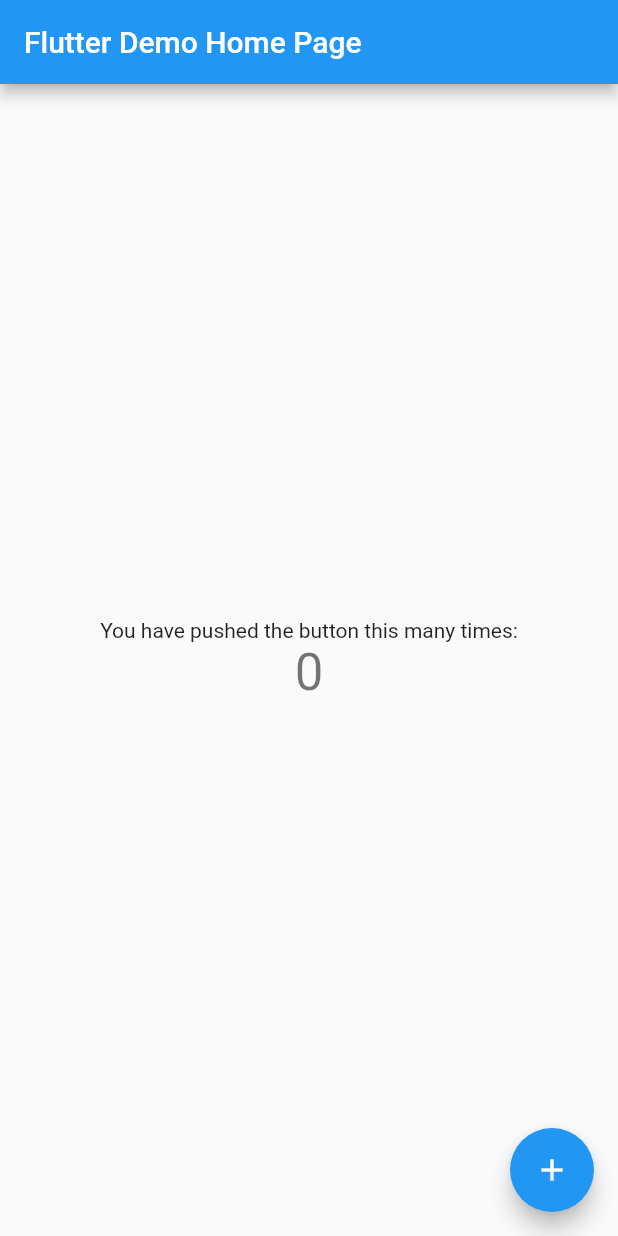
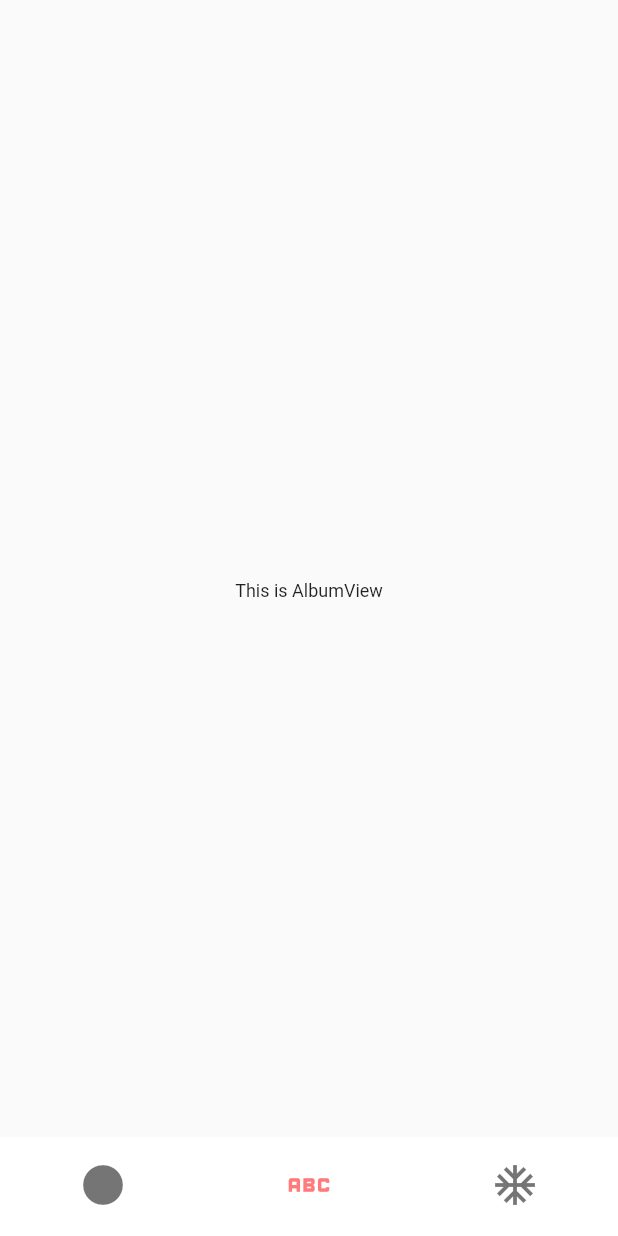
Before and after one commit to SPARCS-2023-StartUp-Hackathon-2/Netgalpi, a Flutter app: the screen it shows after launch, on a phone screen of 412 x 824 dp. Run offline on Flutter 3.47's test engine with Material 2 defaults, Android fonts, the phone set to English and light mode, and no system bars; our stand-ins replace firebase_core, get; accounts and stored records are empty.

Commit message:
Add: StackedIndex로 bottom navigation 구현

```diff
--- /dev/null
+++ b/lib/core/viewmodel/album_viewmodel.dart
@@ -0,0 +1,8 @@
+import 'package:get/get.dart';
+
+class AlbumViewModel extends GetxController {
+  // @override
+  // void onInit() {
+  //   super.onInit();
+  // }
+}
--- /dev/null
+++ b/lib/core/viewmodel/control_viewmodel.dart
@@ -0,0 +1,13 @@
+import 'package:flutter/material.dart';
+import 'package:get/get.dart';
+
+class ControlViewModel extends GetxController {
+  int _navigatorIndex = 1;
+
+  int get navigatorIndex => _navigatorIndex;
+
+  changeCurrentScreen(int index) {
+    _navigatorIndex = index;
+    update();
+  }
+}
--- /dev/null
+++ b/lib/helper/binding.dart
@@ -0,0 +1,10 @@
+import 'package:get/get.dart';
+
+import '../core/viewmodel/album_viewmodel.dart';
+
+class Binding extends Bindings {
+  @override
+  void dependencies() {
+    Get.lazyPut(() => AlbumViewModel());
+  }
+}
--- a/lib/main.dart
+++ b/lib/main.dart
@@ -1,121 +1,27 @@
 import 'package:flutter/material.dart';
 import 'package:firebase_core/firebase_core.dart';
+import 'package:get/get.dart';
 import 'package:netgalpi/firebase_options.dart';
+
+import 'helper/binding.dart';
+import 'view/control_view.dart';
 
 void main() async {
   WidgetsFlutterBinding.ensureInitialized();
   await Firebase.initializeApp(
     options: DefaultFirebaseOptions.currentPlatform,
   );
-  runApp(const MyApp());
+  runApp(MyApp());
 }
 
 class MyApp extends StatelessWidget {
-  const MyApp({super.key});
-
-  // This widget is the root of your application.
   @override
   Widget build(BuildContext context) {
-    return MaterialApp(
-      title: 'Flutter Demo',
-      theme: ThemeData(
-        // This is the theme of your application.
-        //
-        // Try running your application with "flutter run". You'll see the
-        // application has a blue toolbar. Then, without quitting the app, try
-        // changing the primarySwatch below to Colors.green and then invoke
-        // "hot reload" (press "r" in the console where you ran "flutter run",
-        // or simply save your changes to "hot reload" in a Flutter IDE).
-        // Notice that the counter didn't reset back to zero; the application
-        // is not restarted.
-        primarySwatch: Colors.blue,
-      ),
-      home: const MyHomePage(title: 'Flutter Demo Home Page'),
+    return GetMaterialApp(
+      initialBinding: Binding(),
+      home: const ControlView(),
+      debugShowCheckedModeBanner: false,
+      title: '넷갈피',
     );
   }
 }
-
-class MyHomePage extends StatefulWidget {
-  const MyHomePage({super.key, required this.title});
-
-  // This widget is the home page of your application. It is stateful, meaning
-  // that it has a State object (defined below) that contains fields that affect
-  // how it looks.
-
-  // This class is the configuration for the state. It holds the values (in this
-  // case the title) provided by the parent (in this case the App widget) and
-  // used by the build method of the State. Fields in a Widget subclass are
-  // always marked "final".
-
-  final String title;
-
-  @override
-  State<MyHomePage> createState() => _MyHomePageState();
-}
-
-class _MyHomePageState extends State<MyHomePage> {
-  int _counter = 0;
-
-  void _incrementCounter() {
-    setState(() {
-      // This call to setState tells the Flutter framework that something has
-      // changed in this State, which causes it to rerun the build method below
-      // so that the display can reflect the updated values. If we changed
-      // _counter without calling setState(), then the build method would not be
-      // called again, and so nothing would appear to happen.
-      _counter++;
-    });
-  }
-
-  @override
-  Widget build(BuildContext context) {
-    // This method is rerun every time setState is called, for instance as done
-    // by the _incrementCounter method above.
-    //
-    // The Flutter framework has been optimized to make rerunning build methods
-    // fast, so that you can just rebuild anything that needs updating rather
-    // than having to individually change instances of widgets.
-    return Scaffold(
-      appBar: AppBar(
-        // Here we take the value from the MyHomePage object that was created by
-        // the App.build method, and use it to set our appbar title.
-        title: Text(widget.title),
-      ),
-      body: Center(
-        // Center is a layout widget. It takes a single child and positions it
-        // in the middle of the parent.
-        child: Column(
-          // Column is also a layout widget. It takes a list of children and
-          // arranges them vertically. By default, it sizes itself to fit its
-          // children horizontally, and tries to be as tall as its parent.
-          //
-          // Invoke "debug painting" (press "p" in the console, choose the
-          // "Toggle Debug Paint" action from the Flutter Inspector in Android
-          // Studio, or the "Toggle Debug Paint" command in Visual Studio Code)
-          // to see the wireframe for each widget.
-          //
-          // Column has various properties to control how it sizes itself and
-          // how it positions its children. Here we use mainAxisAlignment to
-          // center the children vertically; the main axis here is the vertical
-          // axis because Columns are vertical (the cross axis would be
-          // horizontal).
-          mainAxisAlignment: MainAxisAlignment.center,
-          children: <Widget>[
-            const Text(
-              'You have pushed the button this many times:',
-            ),
-            Text(
-              '$_counter',
-              style: Theme.of(context).textTheme.headlineMedium,
-            ),
-          ],
-        ),
-      ),
-      floatingActionButton: FloatingActionButton(
-        onPressed: _incrementCounter,
-        tooltip: 'Increment',
-        child: const Icon(Icons.add),
-      ), // This trailing comma makes auto-formatting nicer for build methods.
-    );
-  }
-}
--- /dev/null
+++ b/lib/view/album_view.dart
@@ -0,0 +1,23 @@
+import 'package:flutter/material.dart';
+
+class AlbumView extends StatelessWidget {
+  @override
+  Widget build(BuildContext context) {
+    return Center(
+      child: Column(
+        mainAxisAlignment: MainAxisAlignment.center,
+        children: const [
+          SizedBox(
+            height: 30,
+          ),
+          Text(
+            'This is AlbumView',
+            style: TextStyle(
+              fontSize: 12,
+            ),
+          ),
+        ],
+      ),
+    );
+  }
+}
--- /dev/null
+++ b/lib/view/control_view.dart
@@ -0,0 +1,52 @@
+import 'package:flutter/material.dart';
+import 'package:get/get.dart';
+import 'package:netgalpi/constants.dart';
+import 'package:netgalpi/core/viewmodel/control_viewmodel.dart';
+import 'package:netgalpi/view/album_view.dart';
+import 'package:netgalpi/view/feed_view.dart';
+import 'package:netgalpi/view/settings_view.dart';
+
+class ControlView extends StatelessWidget {
+  const ControlView({super.key});
+
+  @override
+  Widget build(BuildContext context) {
+    return GetBuilder<ControlViewModel>(
+        init: ControlViewModel(),
+        builder: (controller) => Scaffold(
+              body: IndexedStack(
+                index: controller.navigatorIndex,
+                children: [FeedView(), AlbumView(), SettingsView()],
+              ),
+              bottomNavigationBar: const CustomBottomNavigationBar(),
+            ));
+  }
+}
+
+class CustomBottomNavigationBar extends StatelessWidget {
+  const CustomBottomNavigationBar({super.key});
+
+  @override
+  Widget build(BuildContext context) {
+    return GetBuilder<ControlViewModel>(
+      builder: (controller) => BottomNavigationBar(
+        elevation: 0.0,
+        backgroundColor: Colors.white,
+        iconSize: 32.0,
+        selectedIconTheme: const IconThemeData(color: salmon500, size: 36.0),
+        showSelectedLabels: false,
+        showUnselectedLabels: false,
+        type: BottomNavigationBarType.fixed,
+        currentIndex: controller.navigatorIndex,
+        onTap: (index) {
+          controller.changeCurrentScreen(index);
+        },
+        items: const [
+          BottomNavigationBarItem(icon: Icon(Icons.circle), label: 'feed'),
+          BottomNavigationBarItem(icon: Icon(Icons.abc), label: 'album'),
+          BottomNavigationBarItem(icon: Icon(Icons.ac_unit), label: 'settings')
+        ],
+      ),
+    );
+  }
+}
--- a/pubspec.yaml
+++ b/pubspec.yaml
@@ -36,6 +36,7 @@ dependencies:
   # Use with the CupertinoIcons class for iOS style icons.
   cupertino_icons: ^1.0.2
   firebase_core: ^2.4.1
+  get: ^4.6.5
 
 dev_dependencies:
   flutter_test:
```
Also changed, not shown: lib/constants.dart (added, +37 -0 lines), lib/view/feed_view.dart (added, +23 -0 lines), lib/view/settings_view.dart (added, +23 -0 lines), pubspec.lock, 1 other file.
